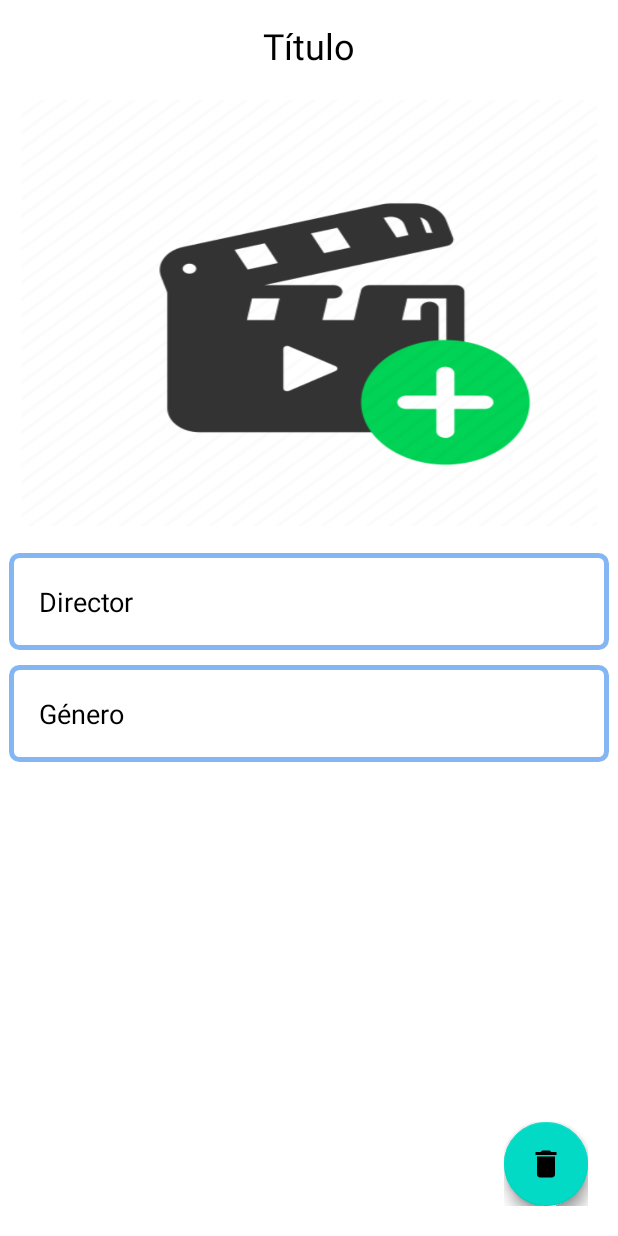
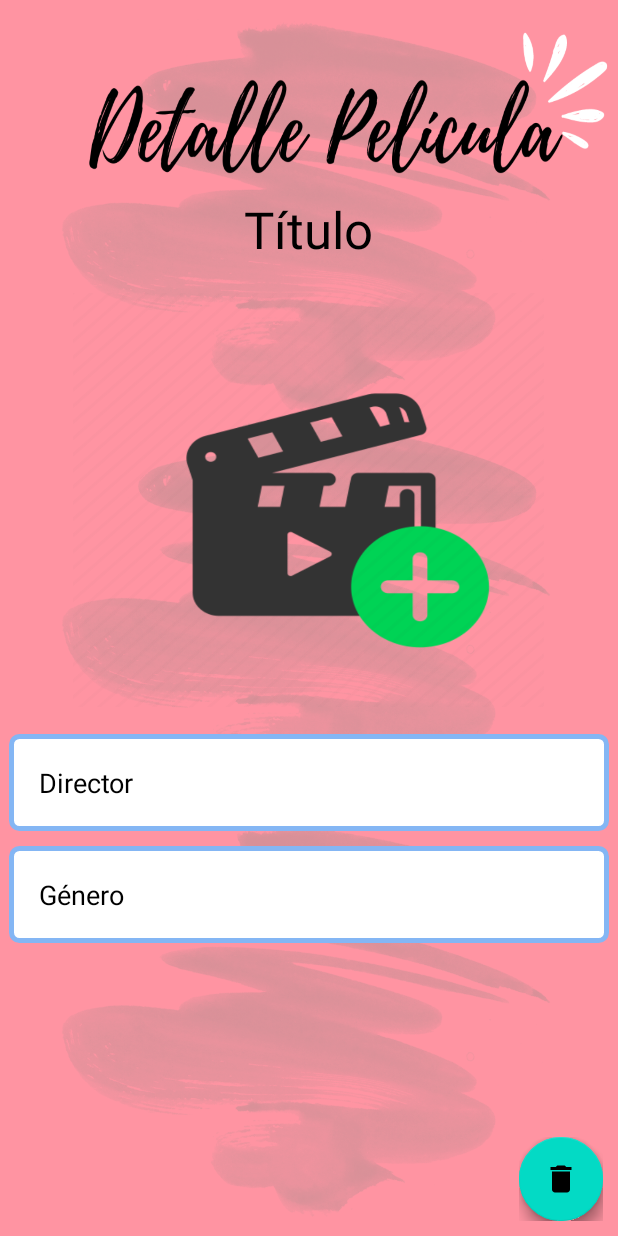
Before and after one commit to AngeloBalbinx/ProjectCineYa, an Android app: the DetalleActivity screen opened directly, with no data from a screen before it, on a phone screen of 412 x 824 dp. Run offline under Robolectric (Android 15) with nearby library versions, the phone set to English and light mode, and no system bars; our stand-ins replace Firebase (no records; nobody signed in at launch, a user with empty details on screens opened directly); libraries missing offline, so code that uses them is left out: com.github.clans.fab; plain views replace FloatingActionButton, FloatingActionMenu; 4 statements that could not run were skipped.

Commit message:
Mejorando los layouts...

```diff
--- a/app/src/main/res/layout/activity_detalle.xml
+++ b/app/src/main/res/layout/activity_detalle.xml
@@ -6,28 +6,29 @@
     android:layout_width="match_parent"
     android:layout_height="match_parent"
     android:orientation="vertical"
+    android:background="@drawable/bg_detailmovie"
     tools:context=".DetalleActivity">
 
     <TextView
+        android:id="@+id/detalleTitulo"
         android:layout_width="wrap_content"
         android:layout_height="wrap_content"
-        android:id="@+id/detalleTitulo"
+        android:layout_gravity="center"
+        android:layout_marginTop="130dp"
+        android:layout_marginBottom="12dp"
         android:text="@string/titulo"
-        android:layout_marginTop="14dp"
-        android:textSize="24sp"
-        android:layout_gravity="center"
-        android:layout_marginBottom="12dp"
-        android:textColor="@color/black"/>
+        android:textColor="@color/black"
+        android:textSize="34sp" />
 
     <ImageView
+        android:id="@+id/detalleImagen"
+        android:layout_width="330dp"
+        android:layout_height="292dp"
+        android:layout_gravity="center"
         android:contentDescription="@string/imagendepelicula"
-        android:layout_width="400dp"
-        android:layout_height="300dp"
-        android:id="@+id/detalleImagen"
         android:padding="8dp"
-        android:layout_gravity="center"
-        android:src="@drawable/addmovie"
-        android:scaleType="fitXY"/>
+        android:scaleType="fitXY"
+        android:src="@drawable/addmovie" />
 
     <TextView
         android:layout_width="400dp"
@@ -57,41 +58,41 @@
         android:layout_width="match_parent"
         android:layout_height="match_parent">
 
+
+
     <com.github.clans.fab.FloatingActionMenu
         android:layout_width="wrap_content"
         android:layout_height="wrap_content"
         android:layout_alignParentBottom="true"
         android:layout_alignParentEnd="true"
+        android:layout_marginEnd="10dp"
+        android:layout_marginBottom="10dp"
+        app:fab_size="normal"
+        app:menu_colorNormal="@color/teal_700"
+        app:menu_colorPressed="@color/verdepastel"
         app:menu_fab_size="normal"
-            android:layout_marginBottom="20dp"
-            android:layout_marginEnd="20dp"
-            app:menu_colorPressed="@color/verdepastel"
-            app:menu_colorNormal="@color/rosapastel"
         app:menu_icon="@drawable/baseline_format_list_bulleted_24"
         app:menu_openDirection="up"
-            app:menu_showShadow="true"
-            app:fab_size="normal">
+        app:menu_showShadow="true">
 
         <com.github.clans.fab.FloatingActionButton
+            android:id="@+id/btnEditar"
             android:layout_width="wrap_content"
             android:layout_height="wrap_content"
-                android:id="@+id/btnEditar"
             android:src="@drawable/baseline_edit_24"
+            app:fab_colorNormal="@color/amarillopastel"
             app:fab_showShadow="true"
-                app:fab_colorNormal="@color/amarillopastel"
-                app:fab_size="normal"/>
+            app:fab_size="normal" />
 
         <com.github.clans.fab.FloatingActionButton
+            android:id="@+id/btnEliminar"
             android:layout_width="wrap_content"
             android:layout_height="wrap_content"
-                android:id="@+id/btnEliminar"
             android:src="@drawable/baseline_delete_24"
+            app:fab_colorNormal="@color/rojopastel"
             app:fab_showShadow="true"
-                app:fab_colorNormal="@color/rojopastel"
-                app:fab_size="normal"/>
+            app:fab_size="normal" />
 
     </com.github.clans.fab.FloatingActionMenu>
-
     </RelativeLayout>
-
 </LinearLayout>
--- a/app/src/main/res/layout/activity_main.xml
+++ b/app/src/main/res/layout/activity_main.xml
@@ -5,11 +5,12 @@
     xmlns:tools="http://schemas.android.com/tools"
     android:layout_width="match_parent"
     android:layout_height="match_parent"
+    android:background="@drawable/bg_movielist"
     tools:context=".MainActivity">
     <androidx.appcompat.widget.SearchView
         android:layout_width="match_parent"
         android:layout_height="wrap_content"
-        android:layout_marginTop="16dp"
+        android:layout_marginTop="220dp"
         android:layout_marginStart="12dp"
         android:layout_marginEnd="12dp"
         android:id="@+id/buscar"
--- a/app/src/main/res/layout/activity_subir.xml
+++ b/app/src/main/res/layout/activity_subir.xml
@@ -12,7 +12,7 @@
     <androidx.cardview.widget.CardView
         android:layout_width="match_parent"
         android:layout_height="wrap_content"
-        android:layout_marginTop="210dp"
+        android:layout_marginTop="220dp"
         android:layout_marginEnd="20dp"
         android:layout_marginStart="20dp"
         app:cardCornerRadius="5dp"
--- a/app/src/main/res/values/colors.xml
+++ b/app/src/main/res/values/colors.xml
@@ -16,4 +16,5 @@
     <color name="rosadobackground">#FF94A2</color>
 
 
+
 </resources>
```
Also changed, not shown: app/src/main/res/drawable/bg_detailmovie.png (added), app/src/main/res/drawable/bg_movielist.png (added). Lines whose indentation alone changed are shown as unchanged.
